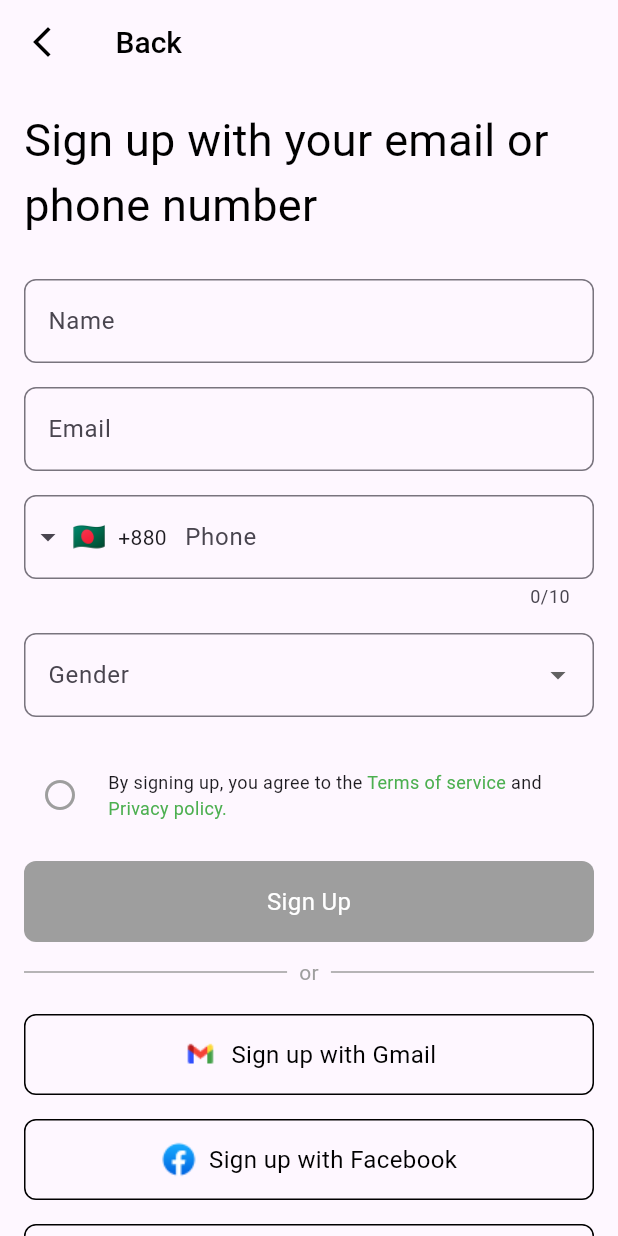
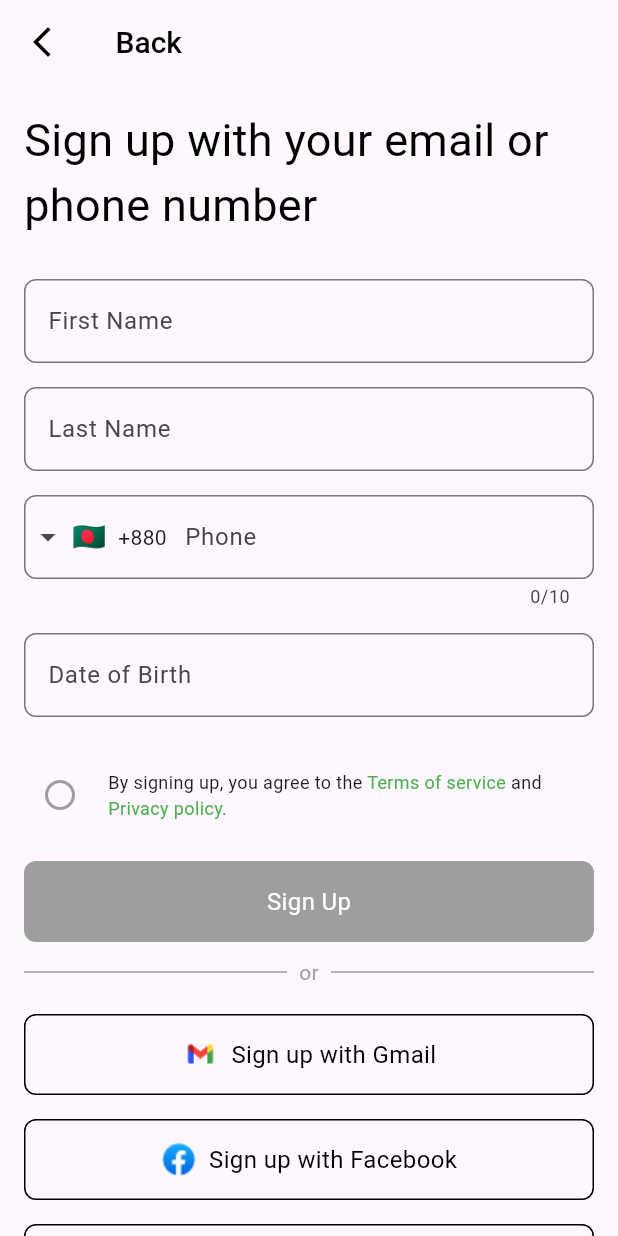
Before and after one commit to Ammaralshalet/app_with_team, a Flutter app: the SignUpScreen screen opened directly, on a phone screen of 412 x 824 dp. Run offline on Flutter 3.47's test engine with Material 3 defaults, Android fonts, the phone set to English and light mode, and no system bars; drawn by our look-alikes of intl_phone_field; our stand-ins replace dio, equatable, flutter_bloc.

Commit message:
chang to first and last and Date of Birth

```diff
--- a/lib/Auth/view/pages/sign_up_screen.dart
+++ b/lib/Auth/view/pages/sign_up_screen.dart
@@ -4,6 +4,7 @@ import 'package:app_with_team/Auth/view/pages/welcome_screen.dart';
 import 'package:app_with_team/Auth/view/widget/Buttons.dart';
 import 'package:app_with_team/Auth/view/widget/TextFields.dart';
 import 'package:flutter/material.dart';
+import 'package:intl/intl.dart';
 import 'package:intl_phone_field/intl_phone_field.dart';
 
 class SignUpScreen extends StatefulWidget {
@@ -16,7 +17,7 @@ class SignUpScreen extends StatefulWidget {
 class _SignUpScreenState extends State<SignUpScreen> {
   final _formKey = GlobalKey<FormState>();
   bool _termsAccepted = false;
-  String? _selectedGender;
+  String? _selectedDate;
   final TextEditingController _nameController = TextEditingController();
   final TextEditingController _emailController = TextEditingController();
   final TextEditingController _phoneController = TextEditingController();
@@ -62,7 +63,7 @@ class _SignUpScreenState extends State<SignUpScreen> {
                 ),
                 const SizedBox(height: 20),
                 CustomTextField(
-                  labelText: 'Name',
+                  labelText: 'First Name',
                   controller: _nameController,
                   validator: (value) {
                     if (value == null || value.isEmpty) {
@@ -72,7 +73,7 @@ class _SignUpScreenState extends State<SignUpScreen> {
                   },
                 ),
                 CustomTextField(
-                  labelText: 'Email',
+                  labelText: 'Last Name',
                   controller: _emailController,
                   validator: (value) {
                     if (value == null || value.isEmpty) {
@@ -106,39 +107,35 @@ class _SignUpScreenState extends State<SignUpScreen> {
                 ),
                 Padding(
                   padding: const EdgeInsets.symmetric(vertical: 8.0),
-                  child: DropdownButtonFormField<String>(
+                  child: TextFormField(
                     decoration: const InputDecoration(
-                      labelText: 'Gender',
+                      labelText: 'Date of Birth',
                       border: OutlineInputBorder(
                         borderRadius: BorderRadius.all(Radius.circular(8)),
                       ),
                     ),
-                    value: _selectedGender,
-                    items: const [
-                      DropdownMenuItem(
-                        value: 'Male',
-                        child: Text('Male'),
-                      ),
-                      DropdownMenuItem(
-                        value: 'Female',
-                        child: Text('Female'),
-                      ),
-                      DropdownMenuItem(
-                        value: 'Other',
-                        child: Text('Other'),
-                      ),
-                    ],
-                    onChanged: (value) {
-                      setState(() {
-                        _selectedGender = value;
-                      });
+                    readOnly: true,
+                    onTap: () async {
+                      DateTime? pickedDate = await showDatePicker(
+                        context: context,
+                        initialDate: DateTime.now(),
+                        firstDate: DateTime(1900),
+                        lastDate: DateTime.now(),
+                      );
+                      if (pickedDate != null) {
+                        setState(() {
+                          _selectedDate =
+                              DateFormat('yyyy-MM-dd').format(pickedDate);
+                        });
+                      }
                     },
                     validator: (value) {
-                      if (value == null) {
+                      if (_selectedDate == null || _selectedDate!.isEmpty) {
                         return 'This field is required';
                       }
                       return null;
                     },
+                    controller: TextEditingController(text: _selectedDate),
                   ),
                 ),
                 const SizedBox(height: 20),
--- a/pubspec.yaml
+++ b/pubspec.yaml
@@ -41,6 +41,7 @@ dependencies:
   equatable: ^2.0.5
   bloc_test: ^9.1.7
   mocktail: ^1.0.4
+  intl: ^0.19.0
 
 dev_dependencies:
   flutter_test:
```
Also changed, not shown: pubspec.lock.
